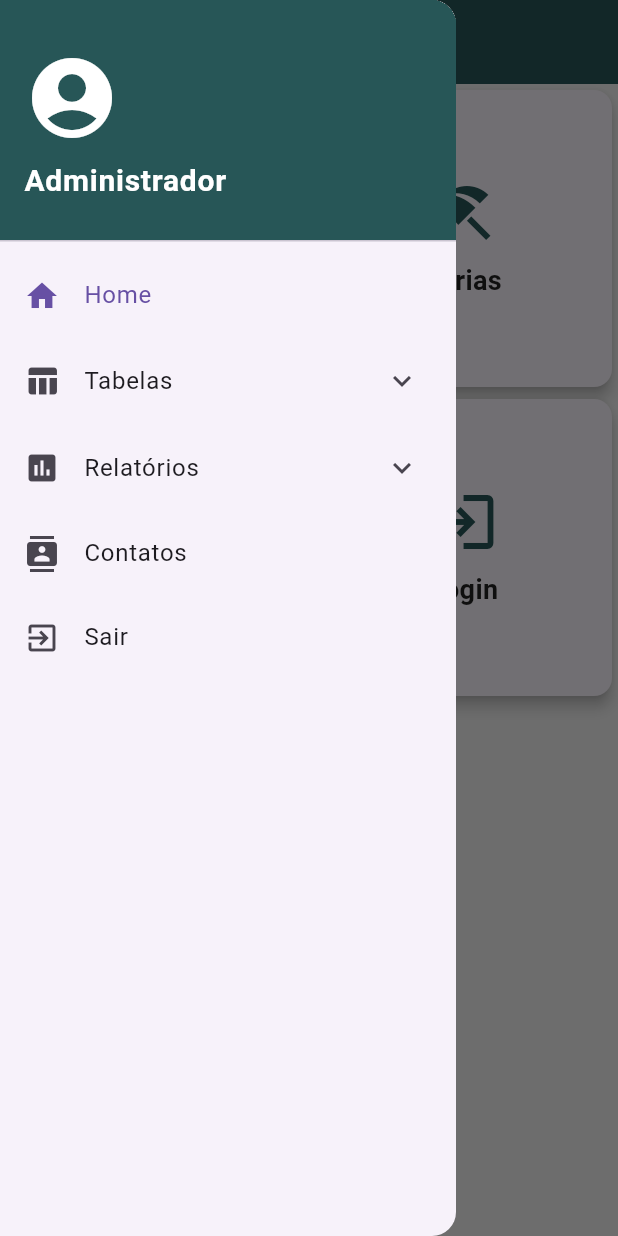
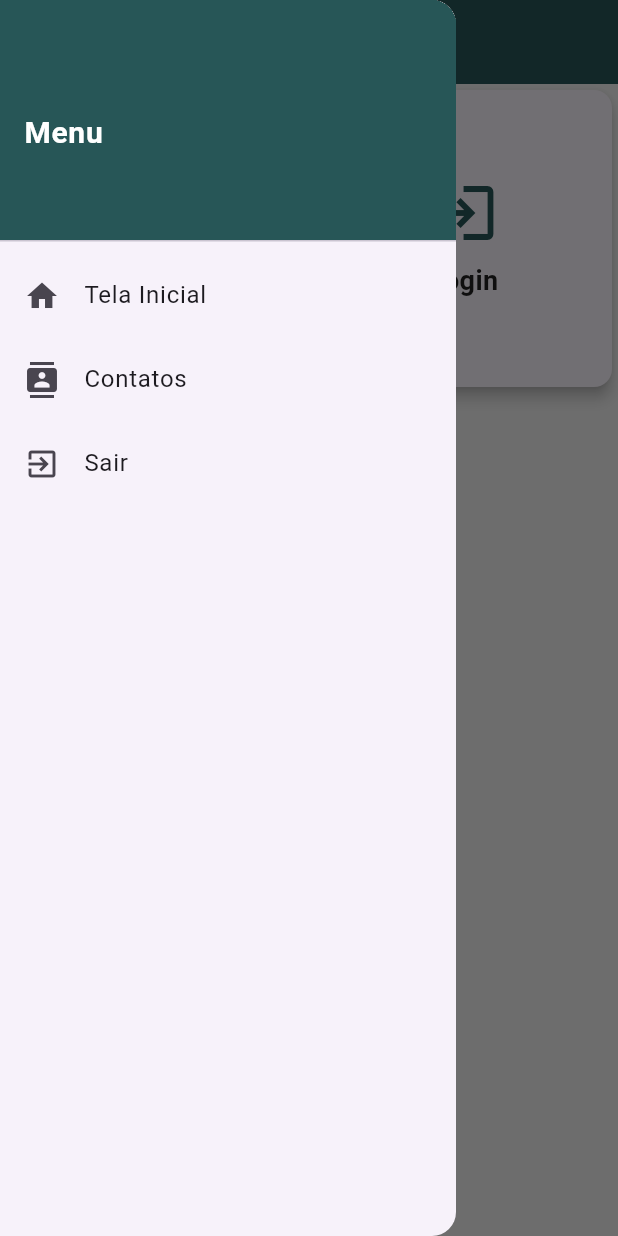
Before and after one commit to LucaasVGP/ZendaysApp, a Flutter app: the HomeAdministradorPage screen opened by its route, with the side drawer open, on a phone screen of 412 x 824 dp. Run offline on Flutter 3.47's test engine with Material 3 defaults, Android fonts, the phone set to English and light mode, and no system bars; our stand-ins replace fluttertoast, font_awesome_flutter, shared_preferences; accounts and stored records are empty.

Commit message:
feat: altera menu para adequar ao tipo de usuario logado.

```diff
--- a/lib/Telasiniciais/admin_menu.dart
+++ b/lib/Telasiniciais/admin_menu.dart
@@ -4,8 +4,7 @@ import 'package:zendays/Telasiniciais/homeadm.dart';
 import 'package:zendays/Telasiniciais/login.dart';
 import 'package:zendays/Departamentos/TelaDepartamentos.dart';
 import 'package:zendays/Funcionarios/TelaFuncionarios.dart';
-import 'package:zendays/Relatorios/relatorioferiasadm.dart';
-import 'package:zendays/Relatorios/relatoriocustoadm.dart';
+import 'package:zendays/Configs/Utils.dart';
 
 class AdminMenu extends StatelessWidget {
   final String currentPage;
@@ -16,8 +15,20 @@ class AdminMenu extends StatelessWidget {
     required this.onMenuTap,
   });
 
+
   @override
   Widget build(BuildContext context) {
+    return FutureBuilder<String?>(
+      future: Utils.returnInfo('tipo'),
+      builder: (context, snapshot) {
+        if (snapshot.connectionState == ConnectionState.waiting) {
+          // Exibir algum indicador de carregamento enquanto a função está sendo executada.
+          return CircularProgressIndicator();
+        } else if (snapshot.hasError) {
+          // Tratar possíveis erros que podem ocorrer durante a execução da função.
+          return Text('Erro: ${snapshot.error}');
+        } else {
+          String? tipo = snapshot.data;
           return Drawer(
             child: ListView(
               children: [
@@ -29,14 +40,9 @@ class AdminMenu extends StatelessWidget {
                     mainAxisAlignment: MainAxisAlignment.center,
                     crossAxisAlignment: CrossAxisAlignment.start,
                     children: [
-                Icon(
-                  Icons.account_circle,
-                  size: 64.0,
-                  color: Colors.white,
-                ),
                       SizedBox(height: 8.0),
                       Text(
-                  'Administrador',
+                        'Menu',
                         style: TextStyle(
                           fontSize: 20.0,
                           fontWeight: FontWeight.bold,
@@ -46,22 +52,20 @@ class AdminMenu extends StatelessWidget {
                     ],
                   ),
                 ),
+
                 ListTile(
                   leading: Icon(Icons.home),
-            title: Text('Home'),
+                  title: Text('Tela Inicial'),
                   onTap: () {
                     Navigator.pushReplacement(
                       context,
                       MaterialPageRoute(builder: (context) => HomeAdministradorPage()),
                     );
                   },
-            selected: currentPage == 'home',
+                  selected: currentPage == 'telainicial',
                 ),
-          ExpansionTile(
-            leading: Icon(Icons.table_chart),
-            title: Text('Tabelas'),
-            children: [
-              ListTile(
+                tipo == "1" || tipo == "2"?ListTile(
+                  leading: Icon(Icons.group),
                   title: Text('Funcionários'),
                   onTap: () {
                     Navigator.pushReplacement(
@@ -70,8 +74,9 @@ class AdminMenu extends StatelessWidget {
                     );
                   },
                   selected: currentPage == 'funcionarios',
-              ),
-              ListTile(
+                ):Container(),
+                tipo == "2"?ListTile(
+                  leading: Icon(Icons.paste),
                   title: Text('Departamentos'),
                   onTap: () {
                     Navigator.pushReplacement(
@@ -80,42 +85,9 @@ class AdminMenu extends StatelessWidget {
                     );
                   },
                   selected: currentPage == 'departamentos',
-              ),
-              ListTile(
-                title: Text('Férias'),
-                onTap: () {
-                  onMenuTap('ferias');
-                },
-                selected: currentPage == 'ferias',
-              ),
-            ],
-          ),
-          ExpansionTile(
-            leading: Icon(Icons.insert_chart),
-            title: Text('Relatórios'),
-            children: [
-              ListTile(
-                title: Text('Relatório de Férias'),
-                onTap: () {
-                  Navigator.pushReplacement(
-                    context,
-                    MaterialPageRoute(builder: (context) => RelatorioFeriasAdmPage()),
-                  );
-                },
-                selected: currentPage == 'relatorioferias',
-              ),
-              ListTile(
-                title: Text('Relatório de Custos'),
-                onTap: () {
-                  Navigator.pushReplacement(
-                    context,
-                    MaterialPageRoute(builder: (context) => RelatorioCustoAdmPage()),
-                  );
-                },
-                selected: currentPage == 'relatoriocustos',
-              ),
-            ],
-          ),
+                ):Container(),
+
+
                 ListTile(
                   leading: Icon(Icons.contacts),
                   title: Text('Contatos'),
@@ -141,4 +113,7 @@ class AdminMenu extends StatelessWidget {
             ),
           );
         }
+      },
+    );
   }
+}
--- a/lib/Telasiniciais/homeadm.dart
+++ b/lib/Telasiniciais/homeadm.dart
@@ -1,5 +1,9 @@
 import 'package:flutter/material.dart';
+import 'package:zendays/Funcionarios/TelaFuncionarios.dart';
 import 'package:zendays/Telasiniciais/admin_menu.dart';
+import 'package:zendays/Telasiniciais/login.dart';
+
+import '../Contatos/contatos.dart';
 
 class HomeAdministradorPage extends StatefulWidget {
   @override
@@ -7,22 +11,25 @@ class HomeAdministradorPage extends StatefulWidget {
 }
 
 class _HomeAdministradorPageState extends State<HomeAdministradorPage> {
+  //definir quis itens entram na lista baseado no tipo de usuario
   final List<CardItem> cards = [
-    CardItem(
+    /*CardItem(
       title: 'Relatório',
       icon: Icons.bar_chart,
-    ),
-    CardItem(
+    ),*/
+    /*CardItem(
       title: 'Férias',
       icon: Icons.beach_access,
-    ),
+    ),*/
     CardItem(
       title: 'Funcionário',
       icon: Icons.people,
+      pagina: TabelaFuncionarioPage()
     ),
     CardItem(
       title: 'Login',
       icon: Icons.login,
+      pagina: LoginPage()
     ),
   ];
 
@@ -39,7 +46,7 @@ class _HomeAdministradorPageState extends State<HomeAdministradorPage> {
   Widget build(BuildContext context) {
     return Scaffold(
       appBar: AppBar(
-        title: Text('Administrador', style: TextStyle(color: Colors.white)),
+        title: Text('Tela Inicial', style: TextStyle(color: Colors.white)),
         backgroundColor: Color(0xFF275657),
       ),
       drawer: AdminMenu(
@@ -58,8 +65,9 @@ class _HomeAdministradorPageState extends State<HomeAdministradorPage> {
 class CardItem {
   final String title;
   final IconData icon;
+  final Widget pagina;
 
-  CardItem({required this.title, required this.icon});
+  CardItem({required this.title, required this.icon,required this.pagina});
 }
 
 class CardWidget extends StatelessWidget {
@@ -76,7 +84,10 @@ class CardWidget extends StatelessWidget {
       ),
       child: InkWell(
         onTap: () {
-          // Implementar ação para cada card
+          Navigator.pushReplacement(
+            context,
+            MaterialPageRoute(builder: (context) => card.pagina),
+          );
         },
         child: Center(
           child: Column(
```
Also changed, not shown: lib/Contatos/contatos.dart (+4 -5 lines), lib/Departamentos/TelaDepartamentos.dart (+7 -1 lines), lib/Funcionarios/TelaFuncionarios.dart (+7 -4 lines). Lines whose indentation alone changed are shown as unchanged.
